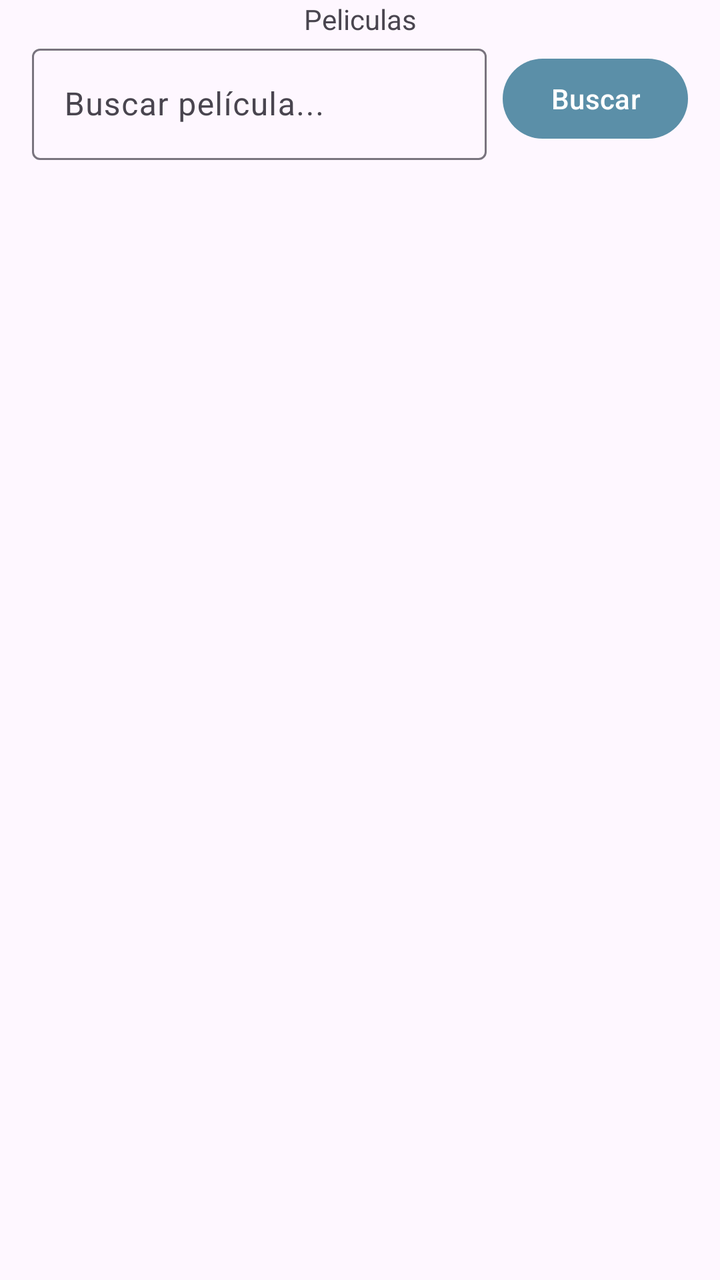
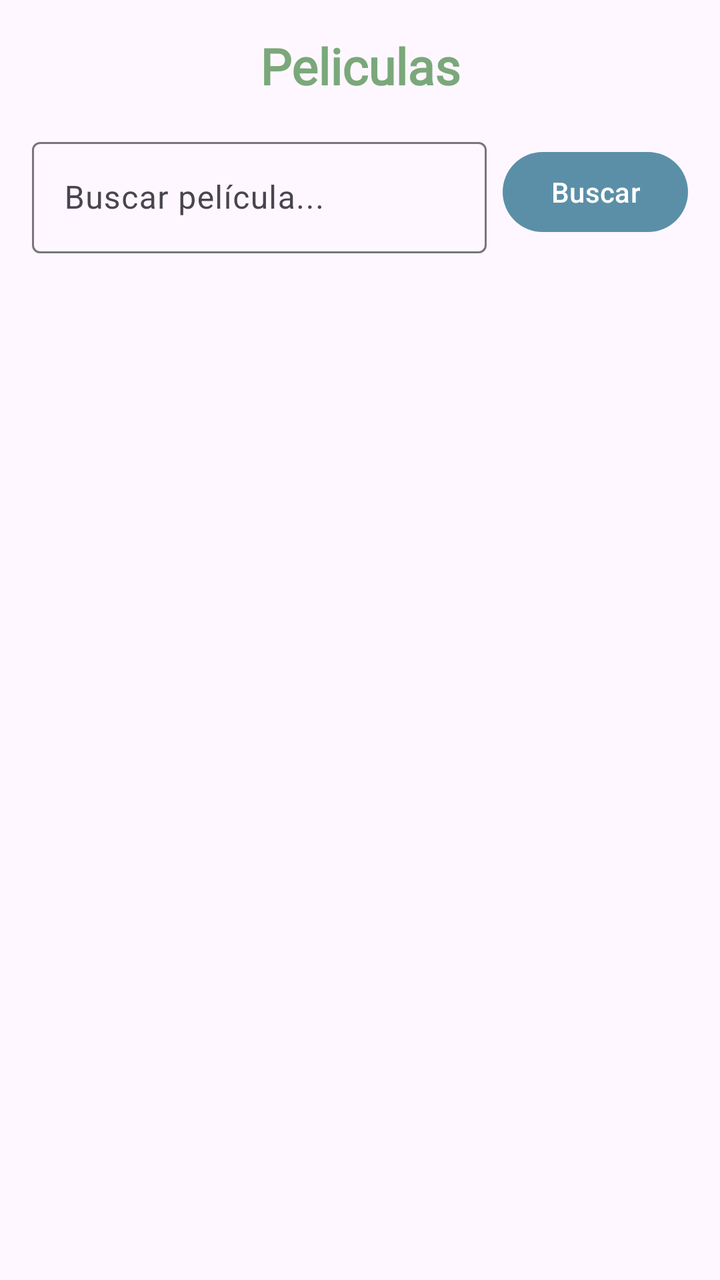

Screens rendered from an Android XML layout before and after an edit, with the pre-edit source and the edit as a unified diff.
<!-- AndroidManifest.xml: application theme Theme.Proyectomovil -->
<!-- res/layout/fragment_main.xml -->
<?xml version="1.0" encoding="utf-8"?>
<FrameLayout xmlns:android="http://schemas.android.com/apk/res/android"
    xmlns:tools="http://schemas.android.com/tools"
    android:layout_width="match_parent"
    android:layout_height="match_parent"
    tools:context=".MainFragment">


    <LinearLayout
        android:layout_width="match_parent"
        android:layout_height="match_parent"
        android:orientation="vertical" >

        <TextView
            android:layout_width="match_parent"
            android:layout_height="wrap_content"
            android:text="Peliculas"
            android:textAlignment="center">
        </TextView>

        <LinearLayout
            android:layout_width="match_parent"
            android:layout_height="wrap_content"
            android:orientation="horizontal"
            android:layout_marginHorizontal="16dp"
            android:layout_marginBottom="8dp"
            android:gravity="center_vertical">

        <com.google.android.material.textfield.TextInputLayout
            android:layout_width="0dp"
            android:layout_height="wrap_content"
            android:layout_weight="1"
            style="@style/Widget.Material3.TextInputLayout.OutlinedBox">


            <com.google.android.material.textfield.TextInputEditText
                android:id="@+id/etBuscar"
                android:layout_width="match_parent"
                android:layout_height="wrap_content"
                android:hint="Buscar película..."
                android:inputType="text"
                android:imeOptions="actionSearch"/>
        </com.google.android.material.textfield.TextInputLayout>

            <com.google.android.material.button.MaterialButton
                android:id="@+id/btnBuscar"
                android:layout_width="wrap_content"
                android:layout_height="wrap_content"
                android:layout_marginStart="8dp"
                android:text="Buscar"
                style="@style/Widget.Material3.Button"
                />
        </LinearLayout>
        <androidx.recyclerview.widget.RecyclerView
            android:id="@+id/rvPeliculas"
            android:layout_width="match_parent"
            android:layout_height="0dp"
            android:layout_weight="1"
            android:paddingBottom="8dp"
            android:layout_marginBottom="16dp"/>

    </LinearLayout>


</FrameLayout>
<!-- resources referenced by this layout -->
<resources>
  <style name="Theme.Proyectomovil" parent="Base.Theme.Proyectomovil" />
  <style name="Base.Theme.Proyectomovil" parent="Theme.Material3.DayNight.NoActionBar">
          <item name="colorPrimary">@color/ghibli_blue</item>
          <item name="colorPrimaryVariant">@color/ghibli_dark</item>
          <item name="colorOnPrimary">@color/white</item>
          <item name="colorSecondary">@color/ghibli_accent</item>
          <item name="colorOnSecondary">@color/white</item>
          <item name="android:statusBarColor">@color/ghibli_blue</item>
      </style>
  <color name="ghibli_blue">#5B8FA8</color>
  <color name="ghibli_dark">#2C3E50</color>
  <color name="white">#FFFFFFFF</color>
  <color name="ghibli_accent">#E67E22</color>
</resources>

<!-- the commit's change to res/layout/fragment_main.xml (unified diff, before → after) -->
@@ -15,7 +15,12 @@
             android:layout_width="match_parent"
             android:layout_height="wrap_content"
             android:text="Peliculas"
-            android:textAlignment="center">
+            android:textAlignment="center"
+            android:layout_margin="16dp"
+            android:textSize="25sp"
+            android:textStyle="bold"
+            android:textColor="@color/ghibli_green"
+            android:fontFamily="@font/sekuya_regular">
         </TextView>
 
         <LinearLayout
<!-- resource entries referenced after the edit -->
@@ -1,5 +1,6 @@
 <!-- resources referenced by this layout -->
 <resources>
+  <color name="ghibli_green">#7BA87B</color>
   <style name="Theme.Proyectomovil" parent="Base.Theme.Proyectomovil" />
   <style name="Base.Theme.Proyectomovil" parent="Theme.Material3.DayNight.NoActionBar">
           <item name="colorPrimary">@color/ghibli_blue</item>
